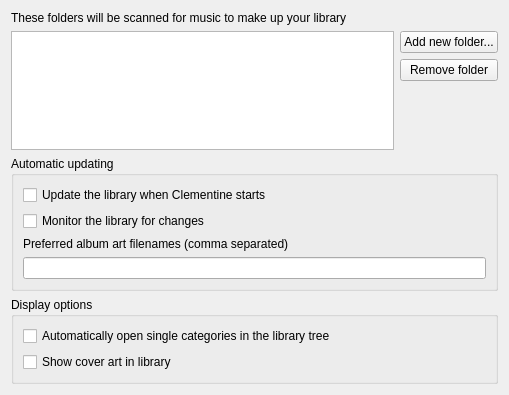
This is src/library/libraryconfig.ui in clementine-player/Clementine as Qt 5 draws it before an edit. The edited form follows.
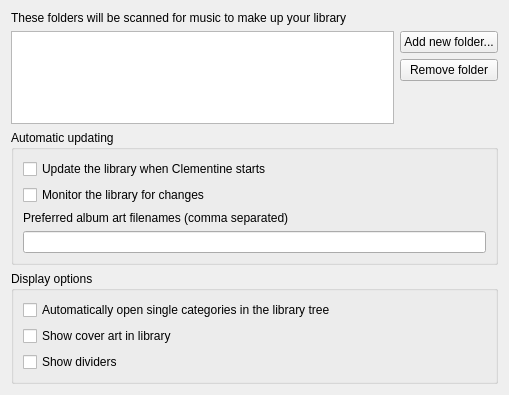
This is the edited form.

Commit message: Added option to hide dividers in library view. Fixes issue #1125

```diff
--- a/src/library/libraryconfig.ui
+++ b/src/library/libraryconfig.ui
@@ -127,6 +127,13 @@
         </property>
        </widget>
       </item>
+      <item>
+       <widget class="QCheckBox" name="show_dividers">
+        <property name="text">
+         <string>Show dividers</string>
+        </property>
+       </widget>
+      </item>
      </layout>
     </widget>
    </item>
```
The commit also changes 51 other files.
